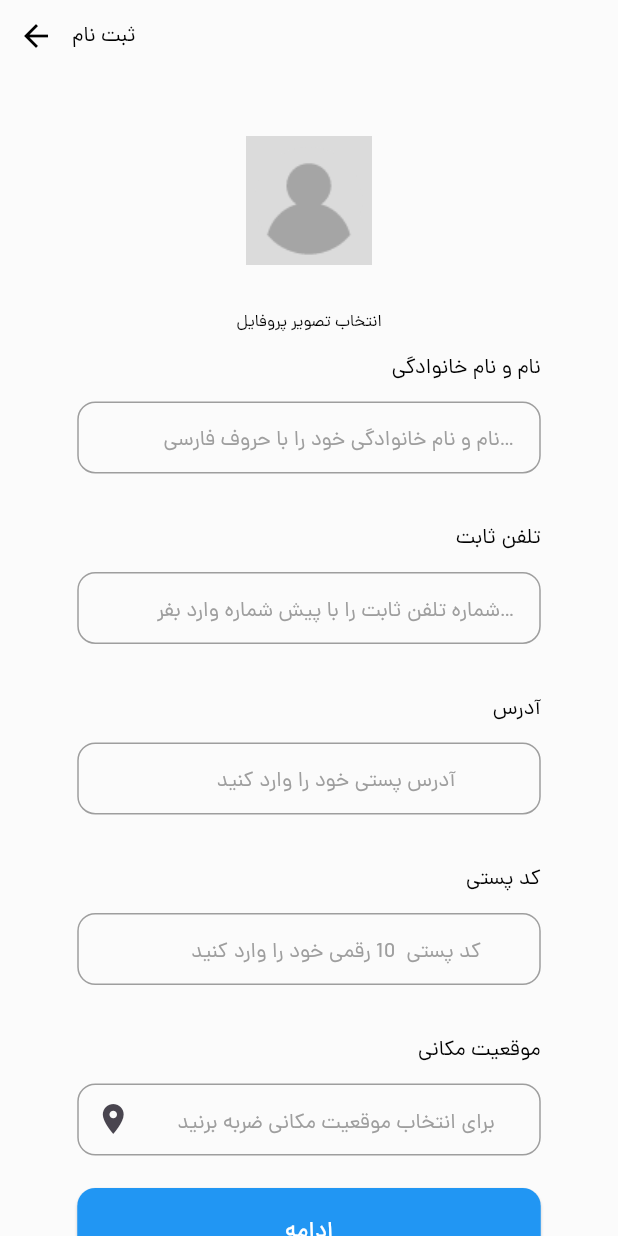
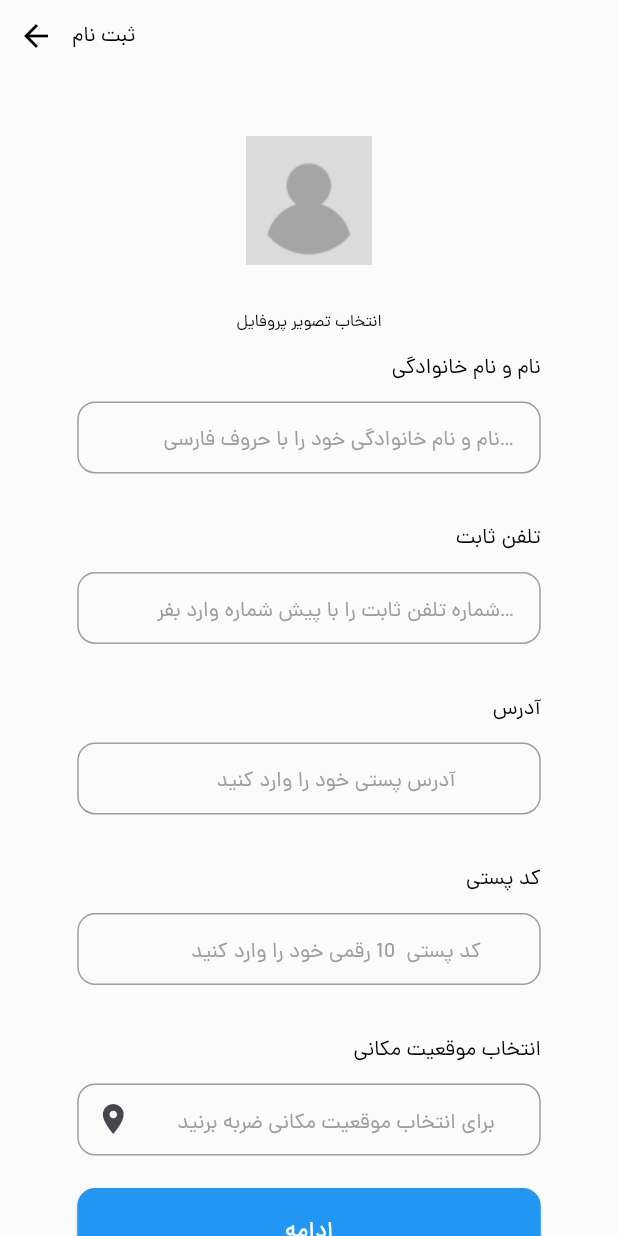
Before and after one commit to sasansafari/WatchStore-BloC, a Flutter app: the RegisterScreen screen opened by its route, on a phone screen of 412 x 824 dp. Run offline on Flutter 3.47's test engine with Material 3 defaults, Android fonts, the phone set to English and light mode, and no system bars; our stand-ins replace bloc, carousel_slider, dio, flutter_bloc, flutter_svg, image_cropper and 2 more; missing offline and left inert: flutter_osm_plugin; accounts and stored records are empty; project files that could hold a hidden picture were left out.

Commit message:
register

```diff
--- a/lib/data/constants.dart
+++ b/lib/data/constants.dart
@@ -2,5 +2,5 @@ class Endpoints {
   static const baseUrl = "https://watchstore.sasansafari.com";
   static const sendSms = "$baseUrl/public/api/v1/send_sms";
   static const checkSmsCode = "$baseUrl/public/api/v1/check_sms_code";
-  static const register = "$baseUrl/public/api/v1/regitser";
+  static const register = "$baseUrl/public/api/v1/register";
 }
--- /dev/null
+++ b/lib/data/model/user.dart
@@ -0,0 +1,47 @@
+import 'dart:convert';
+
+import 'package:flutter/material.dart';
+
+class User {
+  final String name;
+  final String phone;
+  final String address;
+  final String postalCode;
+  final image;
+  final double lat;
+  final double lng;
+
+  User({
+    required this.name,
+    required this.phone,
+    required this.address,
+    required this.postalCode,
+    required this.image,
+    required this.lat,
+    required this.lng,
+  });
+
+  Map<String, dynamic> toMap() {
+    return {
+      'name': name,
+      'phone': phone,
+      'address': address,
+      'postal_code': postalCode,
+      'image': image,
+      'lat': lat,
+      'lng': lng,
+    };
+  }
+
+  factory User.fromJson(String? jsonString) {
+    Map<String, dynamic> map = jsonDecode(jsonString!);
+    return User(
+        name: map['name'],
+        phone: map['phone'],
+        address: map['address'],
+        postalCode: map['postal_code'],
+        image: map['image'],
+        lat: map['lat'],
+        lng: map['lng']);
+  }
+}
--- a/lib/res/strings.dart
+++ b/lib/res/strings.dart
@@ -16,7 +16,7 @@ abstract class AppStrings {
   static const String sendToAddress = "ارسال به آدرس";
   static const String address = "آدرس";
   static const String postalCode = "کد پستی";
-  static const String location = "موقعیت مکانی";
+  static const String location = "انتخاب موقعیت مکانی";
   static const String hintNameLastName =
       "نام و نام خانوادگی خود را با حروف فارسی وارد کنید";
   static const String hintHomeNumber =
--- a/lib/route/routes.dart
+++ b/lib/route/routes.dart
@@ -5,7 +5,7 @@ import 'package:watch_store/screens/auth/verify_code_screen.dart';
 import 'package:watch_store/screens/mainscreen/main_screen.dart';
 import 'package:watch_store/screens/product_list_screen.dart';
 import 'package:watch_store/screens/product_single_screen.dart';
-import 'package:watch_store/screens/register_screen.dart';
+import 'package:watch_store/screens/register/register_screen.dart';
 
 Map<String, Widget Function(BuildContext)> routes = {
   ScreenNames.sendSmsScreen: (context) => SendSmsScreen(),
--- /dev/null
+++ b/lib/screens/register/cubit/register_state.dart
@@ -0,0 +1,17 @@
+part of 'register_cubit.dart';
+
+@immutable
+sealed class RegisterState {}
+
+final class RegisterInitial extends RegisterState {}
+
+final class LoadingState extends RegisterState {}
+
+final class ErrorState extends RegisterState {}
+
+final class OkResponseState extends RegisterState {}
+
+final class LocationPickedState extends RegisterState {
+  final GeoPoint? location;
+  LocationPickedState({required this.location});
+}
--- /dev/null
+++ b/lib/screens/register/register_screen.dart
@@ -0,0 +1,149 @@
+import 'package:dio/dio.dart';
+import 'package:flutter/material.dart';
+import 'package:flutter/src/widgets/container.dart';
+import 'package:flutter_bloc/flutter_bloc.dart';
+import 'package:image_picker/image_picker.dart';
+import 'package:watch_store/component/text_style.dart';
+import 'package:watch_store/data/model/user.dart';
+import 'package:watch_store/res/dimens.dart';
+import 'package:watch_store/res/strings.dart';
+import 'package:watch_store/screens/register/cubit/register_cubit.dart';
+import 'package:watch_store/utils/image_handler.dart';
+import 'package:watch_store/widgets/app_text_field.dart';
+import 'package:watch_store/widgets/avatar.dart';
+import 'package:watch_store/widgets/main_button.dart';
+import 'package:watch_store/component/extention.dart';
+import 'package:watch_store/widgets/registeration_app_bar.dart';
+
+import '../../route/names.dart';
+
+//sasansafari_dev
+
+class RegisterScreen extends StatefulWidget {
+  RegisterScreen({super.key});
+
+  @override
+  State<RegisterScreen> createState() => _RegisterScreenState();
+}
+
+class _RegisterScreenState extends State<RegisterScreen> {
+  TextEditingController _controllerNameLastName = TextEditingController();
+  TextEditingController _controllerPhone = TextEditingController();
+  TextEditingController _controllerAddress = TextEditingController();
+  TextEditingController _controllerPostalCode = TextEditingController();
+  TextEditingController _controllerLocation = TextEditingController();
+  double lat = 0.0;
+  double lng = 0.0;
+
+  ImageHandler imageHandler = ImageHandler();
+
+  @override
+  Widget build(BuildContext context) {
+    Size size = MediaQuery.of(context).size;
+
+    return SafeArea(
+      child: Scaffold(
+        appBar: RegisterationAppBar(size: size),
+        body: SafeArea(
+          child: SizedBox(
+            width: double.infinity,
+            child: SingleChildScrollView(
+              child: BlocProvider(
+                create: (context) => RegisterCubit(),
+                child: Column(
+                  crossAxisAlignment: CrossAxisAlignment.center,
+                  children: [
+                    AppDimens.large.height,
+                    Avatar(
+                        onTap: () async => await imageHandler
+                            .pickAndCropImage(source: ImageSource.gallery)
+                            .then((value) => setState(() {})),
+                        file: imageHandler.getImage),
+                    AppTextField(
+                        lable: AppStrings.nameLastName,
+                        hint: AppStrings.hintNameLastName,
+                        controller: _controllerNameLastName),
+                    AppTextField(
+                        lable: AppStrings.homeNumber,
+                        hint: AppStrings.hintHomeNumber,
+                        controller: _controllerPhone),
+                    AppTextField(
+                        lable: AppStrings.address,
+                        hint: AppStrings.hintAddress,
+                        controller: _controllerAddress),
+                    AppTextField(
+                        lable: AppStrings.postalCode,
+                        hint: AppStrings.hintPostalCode,
+                        controller: _controllerPostalCode),
+                    BlocConsumer<RegisterCubit, RegisterState>(
+                      listener: (context, state) {
+                        if (state is LocationPickedState) {
+                          if (state.location != null) {
+                            _controllerLocation.text =
+                                '${state.location!.latitude} - ${state.location!.longitude}';
+
+                            lat = state.location!.latitude;
+                            lng = state.location!.longitude;
+                          }
+                        }
+                      },
+                      builder: (context, state) {
+                        return GestureDetector(
+                          onTap: () {
+                            BlocProvider.of<RegisterCubit>(context)
+                                .pickTheLocation(context: context);
+                          },
+                          child: AppTextField(
+                            lable: AppStrings.location,
+                            hint: AppStrings.hintLocation,
+                            controller: _controllerLocation,
+                            icon: const Icon(Icons.location_on),
+                          ),
+                        );
+                      },
+                    ),
+                    BlocConsumer<RegisterCubit, RegisterState>(
+                      listener: (context, state) {
+                        if (state is OkResponseState) {
+                          Navigator.pushNamed(context, ScreenNames.mainScreen);
+                        } else if (state is ErrorState) {
+                          ScaffoldMessenger.of(context).showSnackBar(
+                              const SnackBar(content: Text("خطایی رخ داده")));
+                        }
+                      },
+                      builder: (context, state) {
+                        if (state is LoadingState) {
+                          return const Center(
+                            child: CircularProgressIndicator(),
+                          );
+                        } else {
+                          return MainButton(
+                              text: AppStrings.next,
+                              onPressed: () async {
+                                User user = User(
+                                    name: _controllerNameLastName.text,
+                                    phone: _controllerPhone.text,
+                                    address: _controllerAddress.text,
+                                    postalCode: _controllerPostalCode.text,
+                                    image: await MultipartFile.fromFile(
+                                        imageHandler.getImage!.path),
+                                    lat: lat,
+                                    lng: lng);
+
+                                BlocProvider.of<RegisterCubit>(context)
+                                    .register(user: user);
+                              });
+                        }
+                      },
+                    ),
+                    AppDimens.large.height,
+                  ],
+                ),
+              ),
+            ),
+          ),
+        ),
+      ),
+    );
+  }
+}
--- a/lib/screens/register_screen.dart
+++ /dev/null
@@ -1,85 +0,0 @@
-import 'package:flutter/cupertino.dart';
-import 'package:flutter/material.dart';
-import 'package:flutter/src/widgets/container.dart';
-import 'package:flutter/src/widgets/framework.dart';
-import 'package:image_picker/image_picker.dart';
-import 'package:watch_store/component/text_style.dart';
-import 'package:watch_store/res/dimens.dart';
-import 'package:watch_store/res/strings.dart';
-import 'package:watch_store/utils/image_handler.dart';
-import 'package:watch_store/widgets/app_text_field.dart';
-import 'package:watch_store/widgets/avatar.dart';
-import 'package:watch_store/widgets/main_button.dart';
-import 'package:watch_store/component/extention.dart';
-import 'package:watch_store/widgets/registeration_app_bar.dart';
-
-import '../route/names.dart';
-
-class RegisterScreen extends StatefulWidget {
-  RegisterScreen({super.key});
-
-  @override
-  State<RegisterScreen> createState() => _RegisterScreenState();
-}
-
-class _RegisterScreenState extends State<RegisterScreen> {
-  TextEditingController _controllerNameLastName = TextEditingController();
-
-  ImageHandler imageHandler = ImageHandler();
-
-  @override
-  Widget build(BuildContext context) {
-    Size size = MediaQuery.of(context).size;
-
-    return SafeArea(
-      child: Scaffold(
-        appBar: RegisterationAppBar(size: size),
-        body: SafeArea(
-          child: SizedBox(
-            width: double.infinity,
-            child: SingleChildScrollView(
-              child: Column(
-                crossAxisAlignment: CrossAxisAlignment.center,
-                children: [
-                  AppDimens.large.height,
-                  Avatar(
-                      onTap: () async => await imageHandler
-                          .pickAndCropImage(source: ImageSource.gallery)
-                          .then((value) => setState(() {})),
-                      file: imageHandler.getImage),
-                  AppTextField(
-                      lable: AppStrings.nameLastName,
-                      hint: AppStrings.hintNameLastName,
-                      controller: _controllerNameLastName),
-                  AppTextField(
-                      lable: AppStrings.homeNumber,
-                      hint: AppStrings.hintHomeNumber,
-                      controller: _controllerNameLastName),
-                  AppTextField(
-                      lable: AppStrings.address,
-                      hint: AppStrings.hintAddress,
-                      controller: _controllerNameLastName),
-                  AppTextField(
-                      lable: AppStrings.postalCode,
-                      hint: AppStrings.hintPostalCode,
-                      controller: _controllerNameLastName),
-                  AppTextField(
-                    lable: AppStrings.location,
-                    hint: AppStrings.hintLocation,
-                    controller: _controllerNameLastName,
-                    icon: const Icon(Icons.location_on),
-                  ),
-                  MainButton(
-                      text: AppStrings.next,
-                      onPressed: () =>
-                          Navigator.pushNamed(context, ScreenNames.mainScreen)),
-                  AppDimens.large.height,
-                ],
-              ),
-            ),
-          ),
-        ),
-      ),
-    );
-  }
-}
--- a/pubspec.yaml
+++ b/pubspec.yaml
@@ -43,6 +43,8 @@ dependencies:
   shared_preferences: ^2.2.2
   image_cropper: ^4.0.1
   image_picker: ^1.0.7
+  flutter_osm_plugin: ^0.70.4
+
 
 
 dev_dependencies:
```
Also changed, not shown: lib/screens/register/cubit/register_cubit.dart (added, +56 -0 lines), pubspec.lock, 9 other files.
